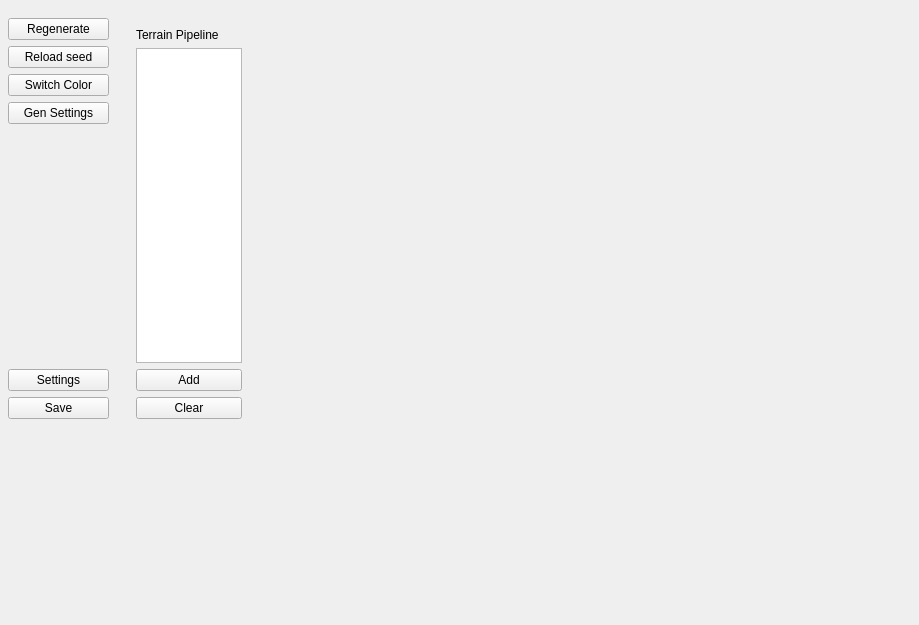
The window that src/apps/terrain_controls_widget.ui (b3h4re/world-gen) describes before a commit, drawn with Qt 5.
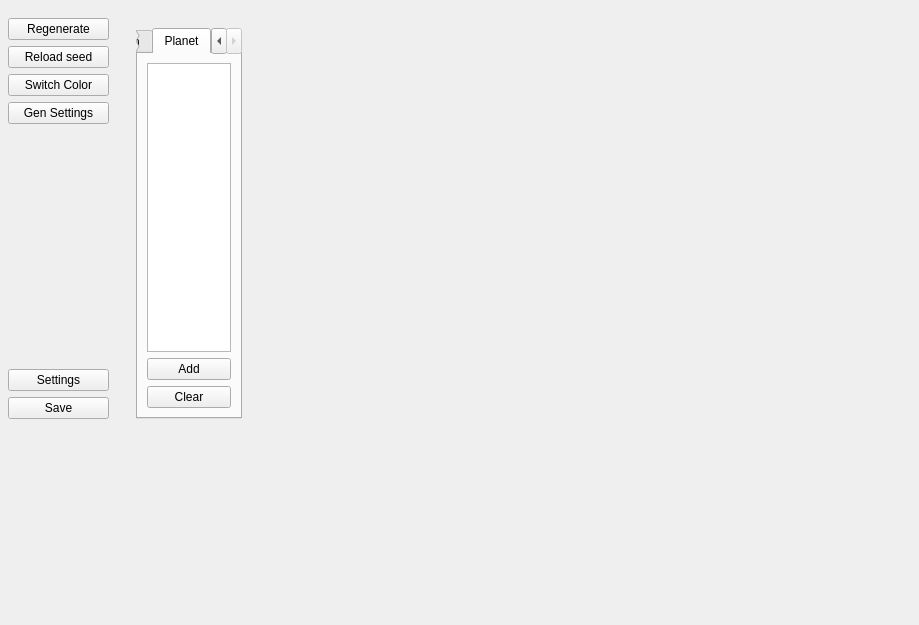
The same window after the commit. The open tabs and pages were chosen to show the change.

Commit message: planet generation with vulkan compute

The edit to the form file:
```diff
--- a/src/apps/terrain_controls_widget.ui
+++ b/src/apps/terrain_controls_widget.ui
@@ -131,12 +131,15 @@
       </property>
       <layout class="QVBoxLayout" name="verticalLayout_2">
        <item>
-        <widget class="QLabel" name="label">
-         <property name="text">
-          <string>Terrain Pipeline</string>
+        <widget class="QTabWidget" name="pipelineTabs">
+         <property name="currentIndex">
+          <number>0</number>
          </property>
-        </widget>
-       </item>
+         <widget class="QWidget" name="terrainPipelineTab">
+          <attribute name="title">
+           <string>Terrain</string>
+          </attribute>
+          <layout class="QVBoxLayout" name="terrainPipelineLayout">
        <item>
         <widget class="QListView" name="listView"/>
        </item>
@@ -152,6 +155,34 @@
          <property name="text">
           <string>Clear</string>
          </property>
+            </widget>
+           </item>
+          </layout>
+         </widget>
+         <widget class="QWidget" name="planetPipelineTab">
+          <attribute name="title">
+           <string>Planet</string>
+          </attribute>
+          <layout class="QVBoxLayout" name="planetPipelineLayout">
+           <item>
+            <widget class="QListView" name="planetListView"/>
+           </item>
+           <item>
+            <widget class="QPushButton" name="addPlanetGeneratorButton">
+             <property name="text">
+              <string>Add</string>
+             </property>
+            </widget>
+           </item>
+           <item>
+            <widget class="QPushButton" name="clearPlanetPipelineButton">
+             <property name="text">
+              <string>Clear</string>
+             </property>
+            </widget>
+           </item>
+          </layout>
+         </widget>
         </widget>
        </item>
       </layout>
```
Lines whose indentation alone changed are shown as unchanged. The commit also changes 24 other files.
